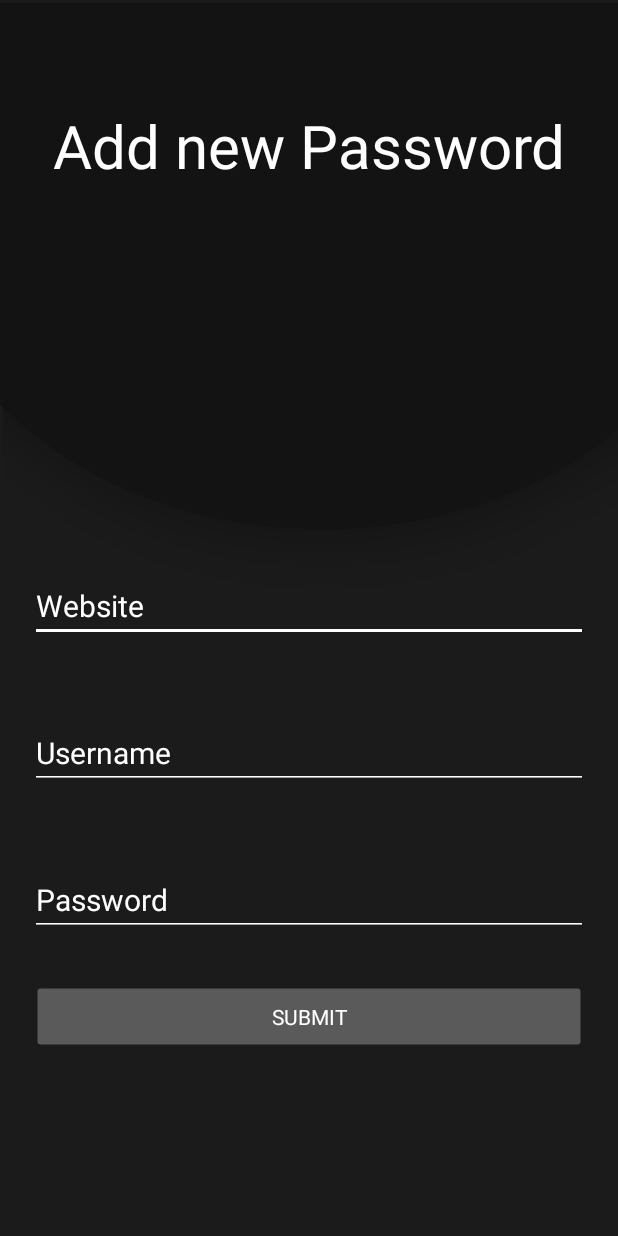
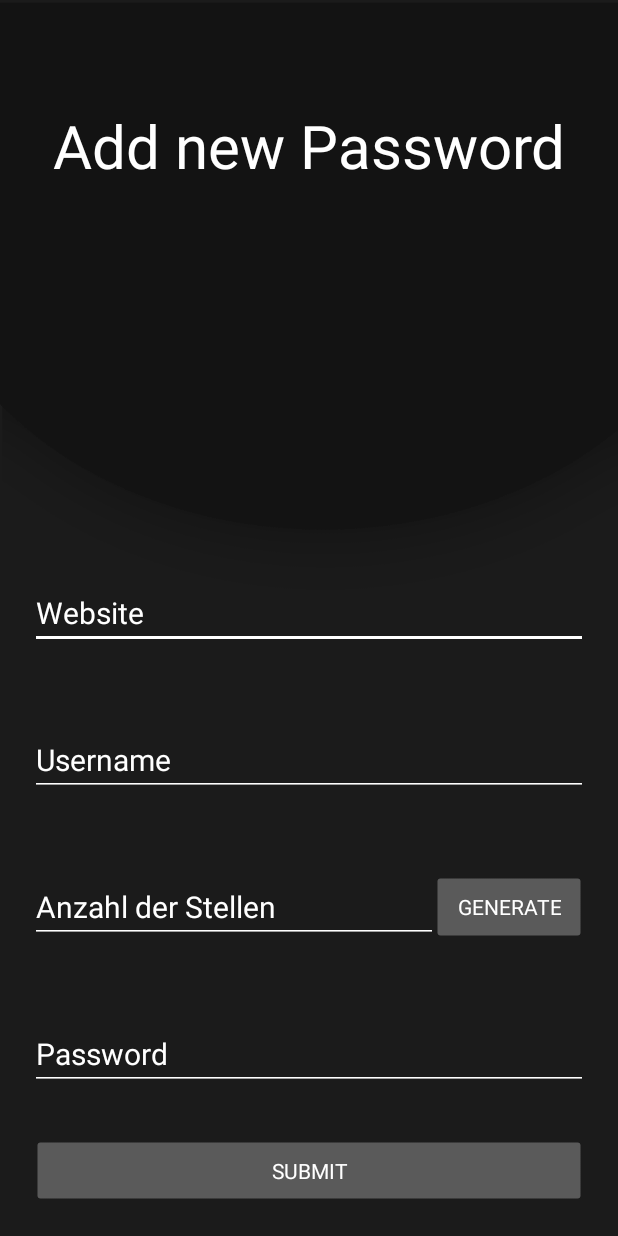
Before and after one commit to FlorianDitt/PassManager, an Android app: the AddPasswordActivity screen opened directly, with no data from a screen before it, after a tap on "SUBMIT", on a phone screen of 412 x 824 dp. Run offline under Robolectric (Android 15) with nearby library versions, the phone set to English and light mode, and no system bars.

Commit message:
password generator

```diff
--- a/app/src/main/java/com/example/myapplication/AddPasswordActivity.kt
+++ b/app/src/main/java/com/example/myapplication/AddPasswordActivity.kt
@@ -5,6 +5,7 @@ import androidx.appcompat.app.AppCompatActivity
 import android.os.Bundle
 import android.widget.Button
 import android.widget.EditText
+import java.security.SecureRandom
 
 class AddPasswordActivity : AppCompatActivity() {
 
@@ -16,12 +17,13 @@ class AddPasswordActivity : AppCompatActivity() {
         if (intent.extras != null){
             userID = intent.getStringExtra("UserID").toString()
         }
+        val passwordInput : EditText = findViewById(R.id.passwordInput)
 
         findViewById<Button>(R.id.SubmitButton).setOnClickListener {
             val db = DBHelper(this, null)
             val website: String = findViewById<EditText>(R.id.websiteInput).text.toString()
             val username: String = findViewById<EditText>(R.id.usernameInput).text.toString()
-            val password: String = findViewById<EditText>(R.id.passwordInput).text.toString()
+            val password: String = passwordInput.text.toString()
             if (website != "" && username != "" && password != "") {
                 db.insertSave(
                     userID,
@@ -33,5 +35,19 @@ class AddPasswordActivity : AppCompatActivity() {
                 startActivity(Intent(this,MainActivity::class.java))
             }
         }
+        findViewById<Button>(R.id.GeneratePasswordBtn).setOnClickListener {
+            passwordInput.setText(generatePassword(findViewById<EditText>(R.id.digitInput).text.toString().toInt()))
+
+        }
+
+
+    }
+    private fun generatePassword(digit: Int) : String{
+        val specialChars = "!#\$%&()"
+        val charPool : List<Char> = ('a'..'z') + ('A'..'Z') + ('0'..'9') + specialChars.toList()
+        return (1..digit)
+            .map { SecureRandom().nextInt(charPool.size) }
+            .map(charPool::get)
+            .joinToString("")
     }
 }
--- a/app/src/main/java/com/example/myapplication/MainActivity.kt
+++ b/app/src/main/java/com/example/myapplication/MainActivity.kt
@@ -55,7 +55,7 @@ class MainActivity : AppCompatActivity() {
 
             val tv1 = TextView(this)
             tv1.text = website
-            tv1.gravity = Gravity.CENTER_VERTICAL
+            tv1.gravity = Gravity.CENTER_HORIZONTAL
             tv1.width = width
             tv1.setPadding(15,15,15,15)
             tblRow.addView(tv1)
--- a/app/src/main/res/layout/activity_add_password.xml
+++ b/app/src/main/res/layout/activity_add_password.xml
@@ -23,8 +23,8 @@
             android:layout_width="match_parent"
             android:layout_height="48dp"
             android:layout_marginLeft="20dp"
-        android:layout_marginTop="380dp"
             android:layout_marginRight="20dp"
+            android:layout_above="@+id/usernameInput"
             android:hint="Website"
             android:inputType="text"
             android:textColor="@color/white"
@@ -35,7 +35,7 @@
             android:id="@+id/usernameInput"
             android:layout_width="match_parent"
             android:layout_height="48dp"
-        android:layout_below="@+id/websiteInput"
+            android:layout_above="@+id/digitInput"
             android:layout_marginLeft="20dp"
             android:layout_marginTop="50dp"
             android:layout_marginRight="20dp"
@@ -45,11 +45,36 @@
             android:textSize="20dp"
             android:theme="@style/EditTextColor" />
 
+
+    <Button
+        android:id="@+id/GeneratePasswordBtn"
+        android:layout_width="wrap_content"
+        android:layout_height="48dp"
+        android:layout_above="@+id/passwordInput"
+        android:layout_alignParentEnd="true"
+        android:layout_marginTop="50dp"
+        android:layout_marginRight="20dp"
+        android:text="Generate" />
+
+        <com.google.android.material.textfield.TextInputEditText
+            android:id="@+id/digitInput"
+            android:layout_width="match_parent"
+            android:layout_height="48dp"
+            android:layout_above="@+id/passwordInput"
+            android:layout_marginLeft="20dp"
+            android:layout_marginTop="50dp"
+            android:layout_marginRight="120dp"
+            android:hint="Anzahl der Stellen"
+            android:inputType="text"
+            android:textColor="@color/white"
+            android:textSize="20dp"
+            android:theme="@style/EditTextColor" />
+
     <com.google.android.material.textfield.TextInputEditText
         android:id="@+id/passwordInput"
         android:layout_width="match_parent"
         android:layout_height="48dp"
-        android:layout_below="@+id/usernameInput"
+        android:layout_above="@+id/SubmitButton"
         android:layout_marginLeft="20dp"
         android:layout_marginTop="50dp"
         android:layout_marginRight="20dp"
@@ -63,10 +88,11 @@
         android:id="@+id/SubmitButton"
         android:layout_width="match_parent"
         android:layout_height="wrap_content"
-        android:layout_below="@+id/passwordInput"
         android:layout_marginLeft="20dp"
         android:layout_marginTop="30dp"
         android:layout_marginRight="20dp"
-        android:text="Submit" />
+        android:layout_marginBottom="20dp"
+        android:text="Submit"
+        android:layout_alignParentBottom="true"/>
 
 </RelativeLayout>
```
Lines whose indentation alone changed are shown as unchanged.
